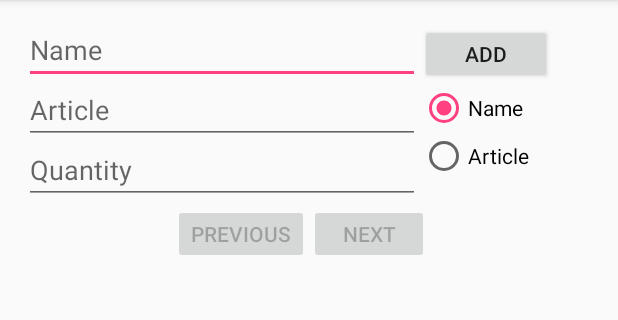
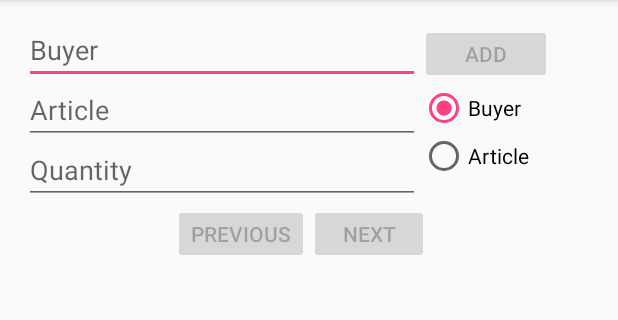
Before and after one commit to OStevan/pmu_lab_1, an Android app: the screen it shows after launch (MainActivity), on a phone screen of 412 x 824 dp, the part 84-404 px from its top. Run offline under Robolectric (Android 15) with nearby library versions, the phone set to English and light mode, and no system bars.

```diff
--- a/app/src/main/java/com/example/os130004/test/Controller.java
+++ b/app/src/main/java/com/example/os130004/test/Controller.java
@@ -33,7 +33,7 @@ class Controller implements Serializable {
         refreshable.refresh();
     }
 
-    void switchToName() {
+    void switchToBuyer() {
         model.switchToName();
         refreshable.refresh();
     }
@@ -56,11 +56,11 @@ class Controller implements Serializable {
         return model.getButtonState();
     }
 
-    public void enableButtonAdd() {
+    void enableButtonAdd() {
         model.setButtonState(true);
     }
 
-    public void disableButtonAdd() {
+    void disableButtonAdd() {
         model.setButtonState(false);
     }
 
--- a/app/src/main/java/com/example/os130004/test/MainActivity.java
+++ b/app/src/main/java/com/example/os130004/test/MainActivity.java
@@ -4,10 +4,10 @@ import android.os.Bundle;
 import android.support.v7.app.AppCompatActivity;
 import android.text.Editable;
 import android.text.TextWatcher;
-import android.view.KeyEvent;
 import android.view.View;
 import android.widget.ArrayAdapter;
 import android.widget.Button;
+import android.widget.CompoundButton;
 import android.widget.EditText;
 import android.widget.ListView;
 import android.widget.RadioButton;
@@ -29,12 +29,12 @@ public class MainActivity extends AppCompatActivity implements Controller.Refres
         super.onCreate(savedInstanceState);
         setContentView(R.layout.activity_main);
 
-        final EditText name = (EditText) findViewById(R.id.buyer);
+        final EditText buyer = (EditText) findViewById(R.id.buyer);
         final EditText article = (EditText) findViewById(R.id.article);
         final EditText quantity = (EditText) findViewById(R.id.qty);
 
         addButton = (Button) findViewById(R.id.add);
-        buyerButton = (RadioButton) findViewById(R.id.radio_name);
+        buyerButton = (RadioButton) findViewById(R.id.radio_buyer);
         articleButton = (RadioButton) findViewById(R.id.radio_article);
 
         previous = (Button) findViewById(R.id.previous);
@@ -52,20 +52,38 @@ public class MainActivity extends AppCompatActivity implements Controller.Refres
 
             buyerButton.setChecked(!controller.searchType());
             articleButton.setChecked(controller.searchType());
-
+            addButton.setEnabled(controller.buttonAddState());
         } else {
             controller = new Controller(this);
+            addButton.setEnabled(false);
         }
 
-        addButton.setEnabled(controller.buttonAddState());
 
         previous.setEnabled(controller.previousButtonState());
         next.setEnabled(controller.nextButtonState());
 
+        buyerButton.setOnCheckedChangeListener(new CompoundButton.OnCheckedChangeListener() {
+            @Override
+            public void onCheckedChanged(CompoundButton buttonView, boolean isChecked) {
+                if(isChecked) {
+                    controller.switchToBuyer();
+                }
+            }
+        });
+
+        articleButton.setOnCheckedChangeListener(new CompoundButton.OnCheckedChangeListener() {
+            @Override
+            public void onCheckedChanged(CompoundButton buttonView, boolean isChecked) {
+                if (isChecked) {
+                    controller.switchToArticle();
+                }
+            }
+        });
+
         addButton.setOnClickListener(new View.OnClickListener() {
             @Override
             public void onClick(View v) {
-                controller.addOrder(name.getText().toString(), article.getText().toString(), Integer.parseInt(quantity.getText().toString()));
+                controller.addOrder(buyer.getText().toString(), article.getText().toString(), Integer.parseInt(quantity.getText().toString()));
                 controller.disableButtonAdd();
                 addButton.setEnabled(false);
             }
@@ -73,11 +91,13 @@ public class MainActivity extends AppCompatActivity implements Controller.Refres
 
         TextWatcher textWatcher = new TextWatcher() {
             @Override
-            public void beforeTextChanged(CharSequence s, int start, int count, int after) {}
+            public void beforeTextChanged(CharSequence s, int start, int count, int after) {
+            }
 
             @Override
             public void onTextChanged(CharSequence s, int start, int before, int count) {
                 controller.enableButtonAdd();
+
                 addButton.setEnabled(true);
             }
 
@@ -88,7 +108,7 @@ public class MainActivity extends AppCompatActivity implements Controller.Refres
         };
 
         listView.setAdapter(new ArrayAdapter<>(this, android.R.layout.simple_list_item_1, controller.current()));
-        name.addTextChangedListener(textWatcher);
+        buyer.addTextChangedListener(textWatcher);
         article.addTextChangedListener(textWatcher);
         quantity.addTextChangedListener(textWatcher);
     }
@@ -107,18 +127,6 @@ public class MainActivity extends AppCompatActivity implements Controller.Refres
         controller.next();
     }
 
-    public void radioButtonClicked(View view) {
-        int id = view.getId();
-        switch (id) {
-            case R.id.radio_name:
-                controller.switchToName();
-                break;
-            case R.id.radio_article:
-                controller.switchToArticle();
-                break;
-        }
-    }
-
     @Override
     public void refresh() {
         listView.setAdapter(new ArrayAdapter<>(this, android.R.layout.simple_list_item_1, controller.current()));
--- a/app/src/main/res/layout-land/activity_main.xml
+++ b/app/src/main/res/layout-land/activity_main.xml
@@ -27,7 +27,7 @@
                 android:layout_width="150dp"
                 android:layout_height="match_parent"
                 android:inputType="textPersonName"
-                android:hint="@string/Name"
+                android:hint="@string/Buyer"
                 android:ems="10"
                 android:id="@+id/buyer"
                 android:layout_alignParentTop="true"
@@ -46,12 +46,11 @@
             <EditText
                 android:layout_width="150dp"
                 android:layout_height="match_parent"
-                android:inputType="textPersonName"
+                android:inputType="number"
                 android:hint="@string/Quantity"
                 android:ems="10"
                 android:id="@+id/qty"
-                android:layout_toEndOf="@+id/article"
-                android:digits="0 1 2 3 4 5 6 7 8 9"/>
+                android:layout_toEndOf="@+id/article"/>
         </RelativeLayout>
         <RelativeLayout
             android:id="@+id/radio"
@@ -72,18 +71,16 @@
                 android:layout_toEndOf="@id/add"
                 android:orientation="horizontal">
                 <RadioButton
-                    android:id="@+id/radio_name"
+                    android:id="@+id/radio_buyer"
                     android:layout_width="150dp"
                     android:layout_height="40dp"
-                    android:text="@string/Name"
-                    android:onClick="radioButtonClicked"
-                    />
+                    android:text="@string/Buyer"
+                    android:checked="true"/>
                 <RadioButton
                     android:id="@+id/radio_article"
                     android:layout_width="150dp"
                     android:layout_height="40dp"
-                    android:text="@string/Article"
-                    android:onClick="radioButtonClicked"/>
+                    android:text="@string/Article"/>
             </RadioGroup>
 
         </RelativeLayout>
--- a/app/src/main/res/layout/activity_main.xml
+++ b/app/src/main/res/layout/activity_main.xml
@@ -32,7 +32,7 @@
                 android:layout_width="match_parent"
                 android:layout_height="40dp"
                 android:inputType="textPersonName"
-                android:hint="@string/Name"
+                android:hint="@string/Buyer"
                 android:ems="10"
                 android:id="@+id/buyer"
                 android:layout_alignParentTop="true"
@@ -53,14 +53,13 @@
             <EditText
                 android:layout_width="match_parent"
                 android:layout_height="40dp"
-                android:inputType="textPersonName"
+                android:inputType="number"
                 android:hint="@string/Quantity"
                 android:ems="10"
                 android:id="@+id/qty"
                 android:layout_below="@+id/article"
                 android:layout_alignParentStart="true"
-                android:freezesText="true"
-                android:digits="0 1 2 3 4 5 6 7 8 9"/>
+                android:freezesText="true"/>
         </RelativeLayout>
         <RelativeLayout
             android:layout_width="88dp"
@@ -81,18 +80,16 @@
                 android:layout_below="@id/add"
                 android:layout_alignParentEnd="true">
                 <RadioButton
-                    android:id="@+id/radio_name"
+                    android:id="@+id/radio_buyer"
                     android:layout_width="match_parent"
                     android:layout_height="wrap_content"
-                    android:text="@string/Name"
-                    android:onClick="radioButtonClicked"
+                    android:text="@string/Buyer"
                     android:checked="true"/>
                 <RadioButton
                     android:id="@+id/radio_article"
                     android:layout_width="match_parent"
                     android:layout_height="wrap_content"
-                    android:text="@string/Article"
-                    android:onClick="radioButtonClicked"/>
+                    android:text="@string/Article"/>
             </RadioGroup>
         </RelativeLayout>
         <RelativeLayout
@@ -106,7 +103,7 @@
                 android:layout_height="match_parent"
                 android:text="@string/previous"
                 android:onClick="previous"
-                android:layout_alignEnd="@id/dummy"/>
+                android:layout_alignEnd="@+id/dummy"/>
             <Space android:id="@+id/dummy"
                 android:layout_width="0dp"
                 android:layout_height="0dp"
--- a/app/src/main/res/values/strings.xml
+++ b/app/src/main/res/values/strings.xml
@@ -1,6 +1,6 @@
 <resources>
     <string name="app_name">Lab1</string>
-    <string name="Name">Name</string>
+    <string name="Buyer">Buyer</string>
     <string name="Article">Article</string>
     <string name="Quantity">Quantity</string>
     <string name="add">Add</string>
```
